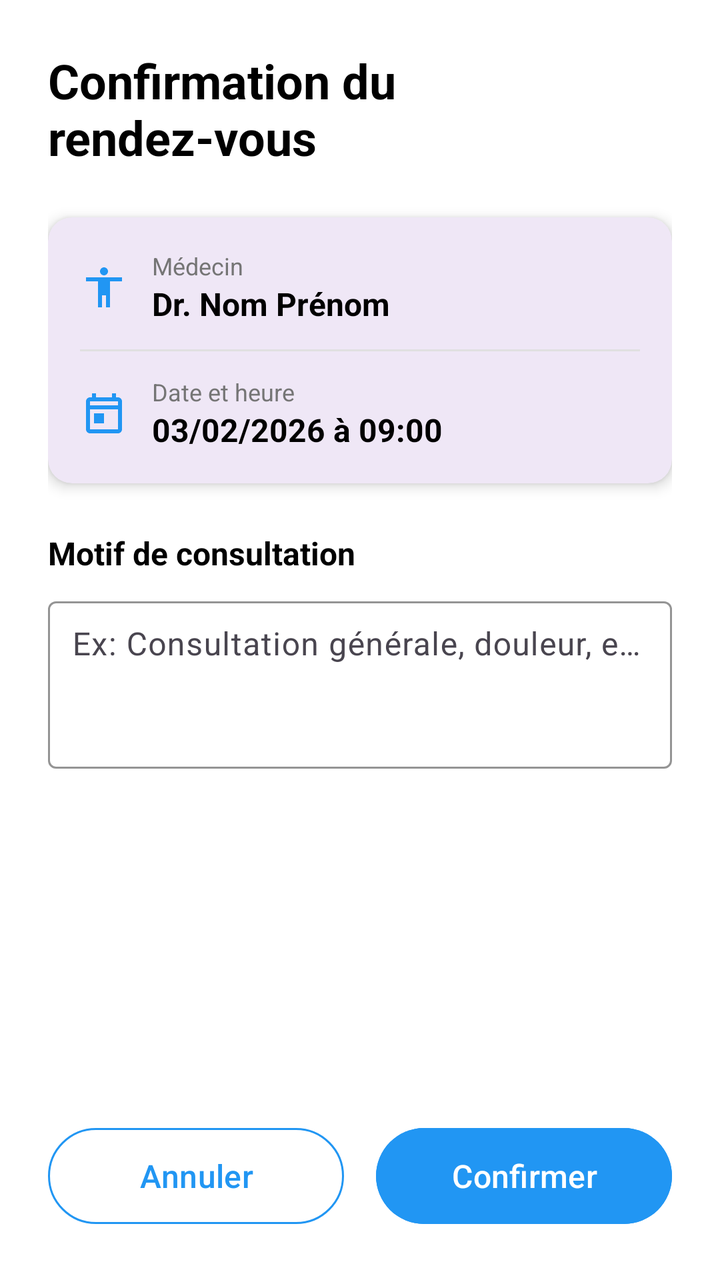
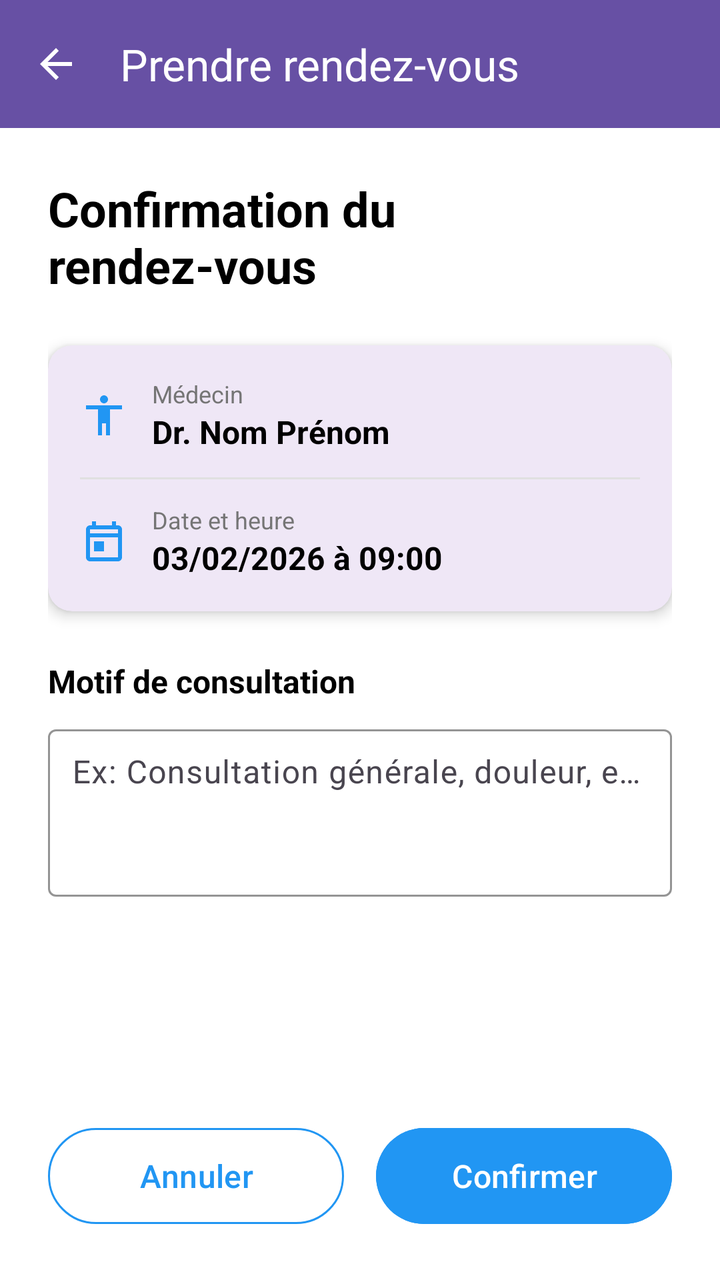

An Android layout rendered at two revisions. The XML below is the earlier revision; the diff shows what the commit changed to produce the second picture.
<!-- AndroidManifest.xml: application theme Theme.CabinetMedical -->
<!-- res/layout/activity_book_appointment.xml -->
<?xml version="1.0" encoding="utf-8"?>
<ScrollView xmlns:android="http://schemas.android.com/apk/res/android"
    xmlns:app="http://schemas.android.com/apk/res-auto"
    android:layout_width="match_parent"
    android:layout_height="match_parent"
    android:background="@color/white"
    android:fillViewport="true">

    <LinearLayout
        android:layout_width="match_parent"
        android:layout_height="wrap_content"
        android:orientation="vertical"
        android:padding="24dp">

        
        <TextView
            android:layout_width="wrap_content"
            android:layout_height="wrap_content"
            android:text="Confirmation du rendez-vous"
            android:textSize="24sp"
            android:textStyle="bold"
            android:textColor="@color/black"
            android:layout_marginBottom="24dp" />

        
        <com.google.android.material.card.MaterialCardView
            android:layout_width="match_parent"
            android:layout_height="wrap_content"
            android:layout_marginBottom="24dp"
            app:cardCornerRadius="12dp"
            app:cardElevation="4dp"
            app:strokeWidth="0dp">

            <LinearLayout
                android:layout_width="match_parent"
                android:layout_height="wrap_content"
                android:orientation="vertical"
                android:padding="16dp">

                
                <LinearLayout
                    android:layout_width="match_parent"
                    android:layout_height="wrap_content"
                    android:orientation="horizontal"
                    android:gravity="center_vertical"
                    android:layout_marginBottom="12dp">

                    <ImageView
                        android:layout_width="24dp"
                        android:layout_height="24dp"
                        android:src="@drawable/ic_doctor"
                        android:contentDescription="Médecin"
                        app:tint="@color/primary" />

                    <LinearLayout
                        android:layout_width="0dp"
                        android:layout_height="wrap_content"
                        android:layout_weight="1"
                        android:orientation="vertical"
                        android:layout_marginStart="12dp">

                        <TextView
                            android:layout_width="wrap_content"
                            android:layout_height="wrap_content"
                            android:text="Médecin"
                            android:textSize="12sp"
                            android:textColor="@color/text_secondary" />

                        <TextView
                            android:id="@+id/doctor_name_text"
                            android:layout_width="wrap_content"
                            android:layout_height="wrap_content"
                            android:text="Dr. Nom Prénom"
                            android:textSize="16sp"
                            android:textStyle="bold"
                            android:textColor="@color/black" />
                    </LinearLayout>
                </LinearLayout>

                
                <View
                    android:layout_width="match_parent"
                    android:layout_height="1dp"
                    android:background="@color/divider"
                    android:layout_marginBottom="12dp" />

                
                <LinearLayout
                    android:layout_width="match_parent"
                    android:layout_height="wrap_content"
                    android:orientation="horizontal"
                    android:gravity="center_vertical">

                    <ImageView
                        android:layout_width="24dp"
                        android:layout_height="24dp"
                        android:src="@drawable/ic_calendar"
                        android:contentDescription="Date et heure"
                        app:tint="@color/primary" />

                    <LinearLayout
                        android:layout_width="0dp"
                        android:layout_height="wrap_content"
                        android:layout_weight="1"
                        android:orientation="vertical"
                        android:layout_marginStart="12dp">

                        <TextView
                            android:layout_width="wrap_content"
                            android:layout_height="wrap_content"
                            android:text="Date et heure"
                            android:textSize="12sp"
                            android:textColor="@color/text_secondary" />

                        <TextView
                            android:id="@+id/date_time_text"
                            android:layout_width="wrap_content"
                            android:layout_height="wrap_content"
                            android:text="03/02/2026 à 09:00"
                            android:textSize="16sp"
                            android:textStyle="bold"
                            android:textColor="@color/black" />
                    </LinearLayout>
                </LinearLayout>

            </LinearLayout>
        </com.google.android.material.card.MaterialCardView>

        
        <TextView
            android:layout_width="wrap_content"
            android:layout_height="wrap_content"
            android:text="Motif de consultation"
            android:textSize="16sp"
            android:textStyle="bold"
            android:textColor="@color/black"
            android:layout_marginBottom="8dp" />

        <com.google.android.material.textfield.TextInputLayout
            android:layout_width="match_parent"
            android:layout_height="wrap_content"
            android:layout_marginBottom="24dp"
            app:boxStrokeColor="@color/primary"
            app:hintTextColor="@color/primary">

            <com.google.android.material.textfield.TextInputEditText
                android:id="@+id/reason_input"
                android:layout_width="match_parent"
                android:layout_height="wrap_content"
                android:hint="Ex: Consultation générale, douleur, etc."
                android:inputType="textMultiLine"
                android:minLines="3"
                android:maxLines="5"
                android:gravity="top"
                android:padding="12dp" />
        </com.google.android.material.textfield.TextInputLayout>

        
        <TextView
            android:id="@+id/error_message"
            android:layout_width="match_parent"
            android:layout_height="wrap_content"
            android:visibility="gone"
            android:text="Erreur"
            android:textColor="@color/error"
            android:textSize="14sp"
            android:padding="12dp"
            android:background="@drawable/error_background"
            android:layout_marginBottom="16dp" />

        
        <ProgressBar
            android:id="@+id/progress_bar"
            android:layout_width="wrap_content"
            android:layout_height="wrap_content"
            android:layout_gravity="center"
            android:visibility="gone"
            android:layout_marginBottom="16dp" />

        
        <View
            android:layout_width="match_parent"
            android:layout_height="0dp"
            android:layout_weight="1" />

        
        <LinearLayout
            android:layout_width="match_parent"
            android:layout_height="wrap_content"
            android:orientation="horizontal"
            android:gravity="center">

            
            <com.google.android.material.button.MaterialButton
                android:id="@+id/cancel_button"
                android:layout_width="0dp"
                android:layout_height="56dp"
                android:layout_weight="1"
                android:text="Annuler"
                android:textSize="16sp"
                style="@style/Widget.Material3.Button.OutlinedButton"
                app:strokeColor="@color/primary"
                android:textColor="@color/primary"
                android:layout_marginEnd="8dp" />

            
            <com.google.android.material.button.MaterialButton
                android:id="@+id/confirm_button"
                android:layout_width="0dp"
                android:layout_height="56dp"
                android:layout_weight="1"
                android:text="Confirmer"
                android:textSize="16sp"
                android:backgroundTint="@color/primary"
                android:textColor="@color/white"
                android:layout_marginStart="8dp" />

        </LinearLayout>

    </LinearLayout>
</ScrollView>
<!-- resources referenced by this layout -->
<resources>
  <color name="black">#FF000000</color>
  <color name="divider">#E0E0E0</color>
  <color name="error">#F44336</color>
  <color name="primary">#2196F3</color>
  <color name="text_secondary">#757575</color>
  <color name="white">#FFFFFFFF</color>
  <!-- drawable error_background (drawable) -->
  <?xml version="1.0" encoding="utf-8"?>
  <shape xmlns:android="http://schemas.android.com/apk/res/android"
      android:shape="rectangle">
      <solid android:color="#FFEBEE" />
      <corners android:radius="8dp" />
      <stroke
          android:width="1dp"
          android:color="#F44336" />
  </shape>
  <!-- drawable ic_calendar (drawable) -->
  <?xml version="1.0" encoding="utf-8"?>
  <vector xmlns:android="http://schemas.android.com/apk/res/android"
      android:width="24dp"
      android:height="24dp"
      android:viewportWidth="24"
      android:viewportHeight="24">
      <path
          android:fillColor="#FF000000"
          android:pathData="M19,4H18V2H16V4H8V2H6V4H5C3.9,4 3,4.9 3,6V20C3,21.1 3.9,22 5,22H19C20.1,22 21,21.1 21,20V6C21,4.9 20.1,4 19,4ZM19,20H5V10H19V20ZM19,8H5V6H19V8ZM7,12H12V17H7V12Z" />
  </vector>
  <!-- drawable ic_doctor (drawable) -->
  <?xml version="1.0" encoding="utf-8"?>
  <vector xmlns:android="http://schemas.android.com/apk/res/android"
      android:width="24dp"
      android:height="24dp"
      android:viewportWidth="24"
      android:viewportHeight="24">
      <path
          android:fillColor="#FF000000"
          android:pathData="M12,2C10.9,2 10,2.9 10,4C10,5.1 10.9,6 12,6C13.1,6 14,5.1 14,4C14,2.9 13.1,2 12,2ZM21,9H15V22H13V16H11V22H9V9H3V7H21V9Z" />
  </vector>
  <style name="Theme.CabinetMedical" parent="Base.Theme.CabinetMedical" />
  <style name="Base.Theme.CabinetMedical" parent="Theme.Material3.DayNight.NoActionBar">
          
          
      </style>
</resources>

<!-- the commit's change to res/layout/activity_book_appointment.xml (unified diff, before → after) -->
@@ -1,10 +1,27 @@
 <?xml version="1.0" encoding="utf-8"?>
-<ScrollView xmlns:android="http://schemas.android.com/apk/res/android"
+<LinearLayout xmlns:android="http://schemas.android.com/apk/res/android"
     xmlns:app="http://schemas.android.com/apk/res-auto"
     android:layout_width="match_parent"
     android:layout_height="match_parent"
-    android:background="@color/white"
-    android:fillViewport="true">
+    android:orientation="vertical"
+    android:background="@color/white">
+
+    
+    <com.google.android.material.appbar.MaterialToolbar
+        android:id="@+id/toolbar"
+        android:layout_width="match_parent"
+        android:layout_height="?attr/actionBarSize"
+        android:background="?attr/colorPrimary"
+        app:title="Prendre rendez-vous"
+        app:titleTextColor="@android:color/white"
+        app:navigationIcon="?attr/homeAsUpIndicator"
+        app:navigationIconTint="@android:color/white" />
+
+    <ScrollView
+        android:layout_width="match_parent"
+        android:layout_height="0dp"
+        android:layout_weight="1"
+        android:fillViewport="true">
 
     <LinearLayout
         android:layout_width="match_parent"
@@ -218,4 +235,7 @@
         </LinearLayout>
 
     </LinearLayout>
-</ScrollView>
+
+    </ScrollView>
+
+</LinearLayout>
